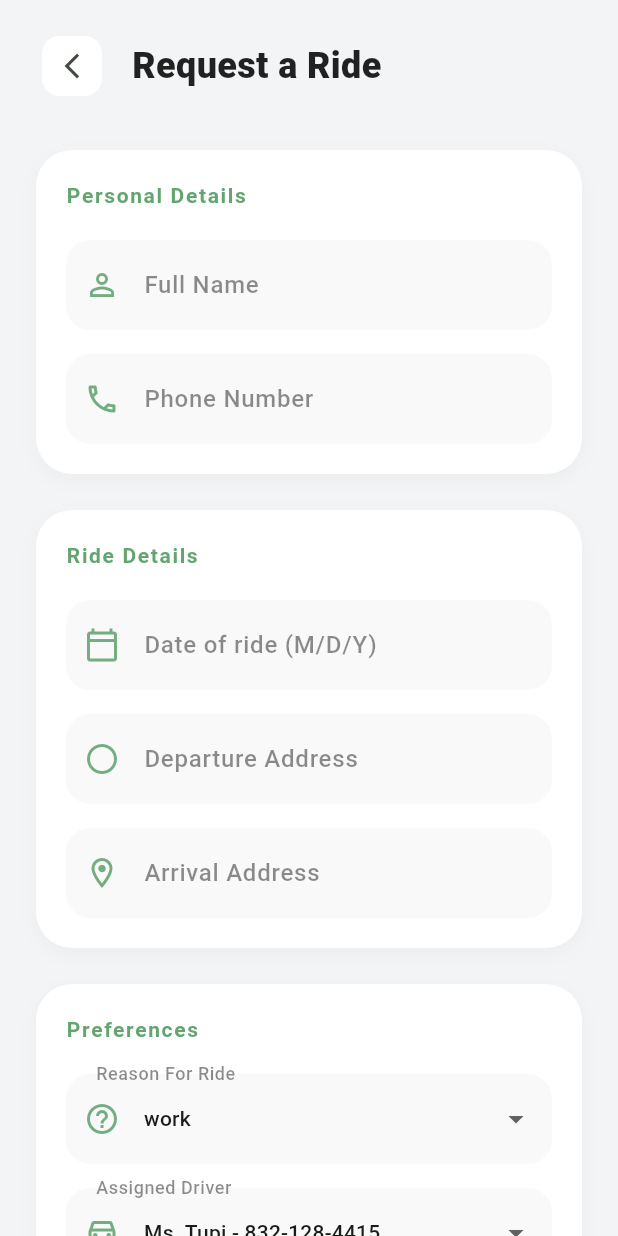
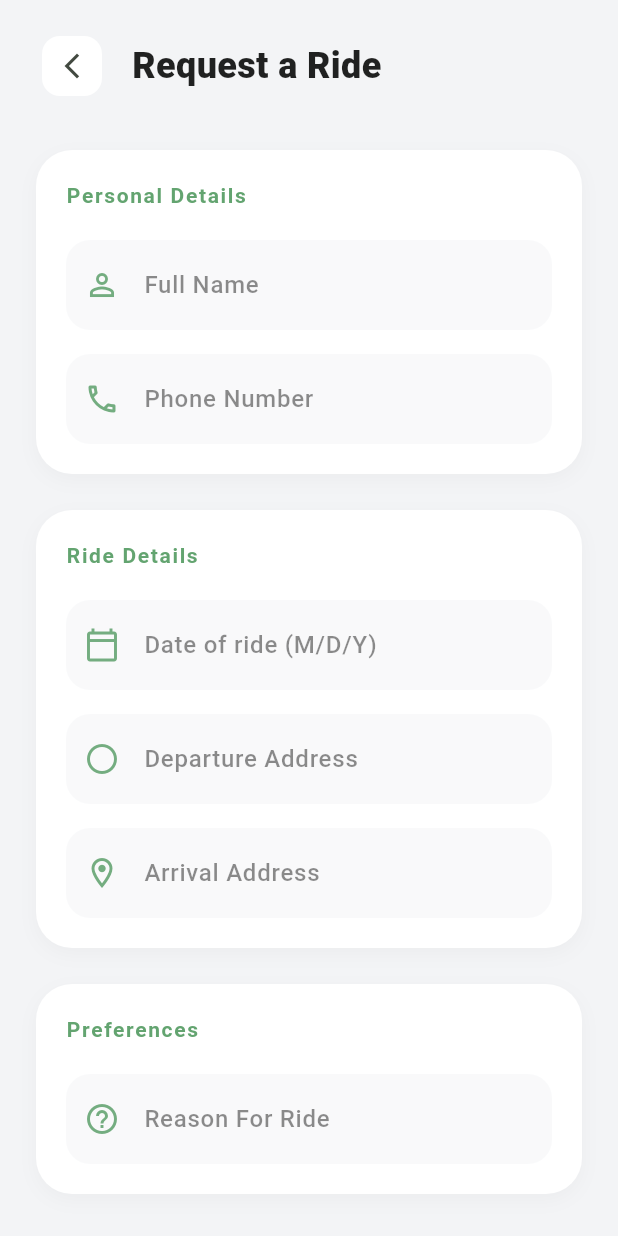
Before and after one commit to zuchichi/App-for-Hillcrest, a Flutter app: the RequestManageRidePage screen opened directly, on a phone screen of 412 x 824 dp. Run offline on Flutter 3.47's test engine with Material 3 defaults, Android fonts, the phone set to English and light mode, and no system bars; our stand-ins replace cloud_firestore, confetti, firebase_auth, firebase_core, firebase_messaging, flutter_local_notifications and 2 more; accounts and stored records are empty.

Commit message:
Made it so that the user requesting the ride can not accept their own ride. I also changed the reason for ride under the preferences tab to be a text box, and removed the preferred driver. Fixed a few bugs as well.

```diff
--- a/app_for_hillcrest/lib/pages/request_manage_ride_page.dart
+++ b/app_for_hillcrest/lib/pages/request_manage_ride_page.dart
@@ -21,8 +21,7 @@ class _RequestManageRidePageState extends State<RequestManageRidePage> {
   final _phoneController = TextEditingController();
   final _fromController = TextEditingController();
   final _toController = TextEditingController();
-  String reason = 'work';
-  String pickupBy = 'Ms. Tupi - 832-128-4415';
+  final _reasonController = TextEditingController();
   bool _isSubmitting = false;
 
   @override
@@ -32,6 +31,7 @@ class _RequestManageRidePageState extends State<RequestManageRidePage> {
     _phoneController.dispose();
     _fromController.dispose();
     _toController.dispose();
+    _reasonController.dispose();
     super.dispose();
   }
 
@@ -50,9 +50,10 @@ class _RequestManageRidePageState extends State<RequestManageRidePage> {
         fromAddress: _fromController.text,
         toAddress: _toController.text,
         phone: _phoneController.text,
-        reason: reason,
+        reason: _reasonController.text,
         status: RideStatus.unassigned,
         requesterUid: currentUser?.uid,
+        driverName: null,
         // Adding dummy coordinates for Platte City so it shows up on the map
         // Adding a small random offset so multiple requests don't overlap perfectly
         departureLocation: LatLng(
@@ -177,30 +178,10 @@ class _RequestManageRidePageState extends State<RequestManageRidePage> {
                           _buildFormSection(
                             title: TranslationService.translate('preferences_label'),
                             children: [
-                              _buildModernDropdown(
+                              _buildModernField(
                                 label: TranslationService.translate('reason_for_ride'),
-                                value: reason,
+                                controller: _reasonController,
                                 icon: Icons.help_outline,
-                                items: const [
-                                  'work',
-                                  'medical appt',
-                                  'dental appt',
-                                  'school',
-                                  'other'
-                                ],
-                                onChanged: (val) => setState(() => reason = val!),
-                              ),
-                              const SizedBox(height: 16),
-                              _buildModernDropdown(
-                                label: TranslationService.translate('assigned_driver'),
-                                value: pickupBy,
-                                icon: Icons.drive_eta_outlined,
-                                items: const [
-                                  'Ms. Tupi - 832-128-4415',
-                                  'Mr. Brewer - 816-555-1010',
-                                  'Ms. Lani - 816-555-6700',
-                                ],
-                                onChanged: (val) => setState(() => pickupBy = val!),
                               ),
                             ],
                           ),
@@ -238,6 +219,7 @@ class _RequestManageRidePageState extends State<RequestManageRidePage> {
                               _phoneController.clear();
                               _fromController.clear();
                               _toController.clear();
+                              _reasonController.clear();
                             },
                             icon: const Icon(Icons.refresh_rounded, color: Colors.black45),
                             label: Text(
@@ -321,35 +303,4 @@ class _RequestManageRidePageState extends State<RequestManageRidePage> {
       ),
     );
   }
-
-  Widget _buildModernDropdown({
-    required String label,
-    required String value,
-    required IconData icon,
-    required List<String> items,
-    required void Function(String?) onChanged,
-  }) {
-    return DropdownButtonFormField<String>(
-      value: value,
-      items: items
-          .map((i) => DropdownMenuItem(
-                value: i,
-                child: Text(i, style: const TextStyle(fontSize: 14)),
-              ))
-          .toList(),
-      onChanged: onChanged,
-      decoration: InputDecoration(
-        labelText: label,
-        labelStyle: const TextStyle(color: Colors.black45, fontWeight: FontWeight.w500),
-        prefixIcon: Icon(icon, color: AppTheme.primaryGreen.withOpacity(0.7)),
-        filled: true,
-        fillColor: AppTheme.background.withOpacity(0.5),
-        border: OutlineInputBorder(
-          borderRadius: BorderRadius.circular(16),
-          borderSide: BorderSide.none,
-        ),
-        contentPadding: const EdgeInsets.symmetric(horizontal: 16, vertical: 18),
-      ),
-    );
-  }
 }
```
Also changed, not shown: app_for_hillcrest/lib/pages/app_stats_page.dart (+54 -0 lines), app_for_hillcrest/lib/pages/dashboard_shell.dart (+25 -6 lines), app_for_hillcrest/lib/pages/ride_details_page.dart (+14 -2 lines), app_for_hillcrest/lib/services/ride_service.dart (+11 -1 lines).
